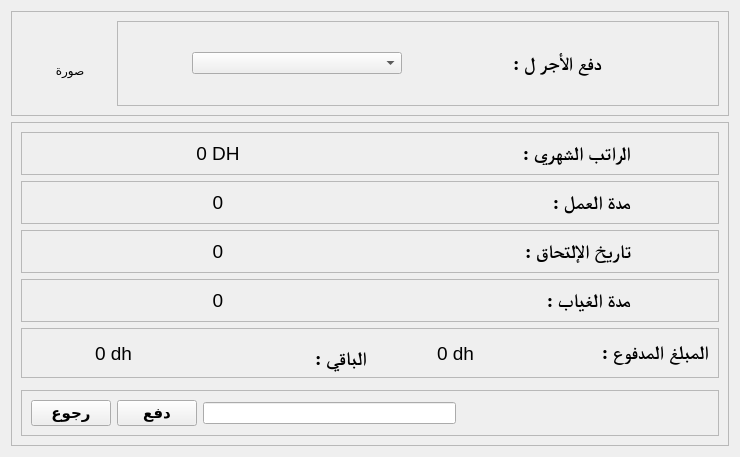
This is ui/pay.ui in YassineBaghdadi/Employees-manager as Qt 5 draws it before an edit. The edited form follows.
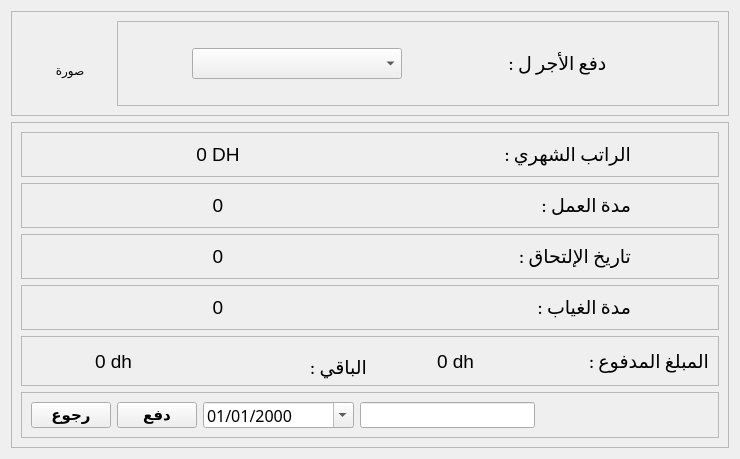
This is the edited form.

Patch:
```diff
--- a/ui/pay.ui
+++ b/ui/pay.ui
@@ -91,12 +91,27 @@
           <layout class="QHBoxLayout" name="horizontalLayout_2">
            <item>
             <widget class="QComboBox" name="omal_combo">
+             <property name="minimumSize">
+              <size>
+               <width>0</width>
+               <height>26</height>
+              </size>
+             </property>
              <property name="maximumSize">
               <size>
                <width>210</width>
                <height>16777215</height>
               </size>
              </property>
+             <property name="font">
+              <font>
+               <family>Arial Unicode MS</family>
+               <pointsize>12</pointsize>
+              </font>
+             </property>
+             <property name="maxVisibleItems">
+              <number>5</number>
+             </property>
             </widget>
            </item>
            <item>
@@ -109,10 +124,10 @@
              </property>
              <property name="font">
               <font>
-               <family>FreeSerif</family>
+               <family>Calibri</family>
                <pointsize>14</pointsize>
-               <weight>75</weight>
-               <bold>true</bold>
+               <weight>50</weight>
+               <bold>false</bold>
               </font>
              </property>
              <property name="text">
@@ -189,10 +204,10 @@
                </property>
                <property name="font">
                 <font>
-                 <family>FreeSerif</family>
+                 <family>Calibri</family>
                  <pointsize>14</pointsize>
-                 <weight>75</weight>
-                 <bold>true</bold>
+                 <weight>50</weight>
+                 <bold>false</bold>
                 </font>
                </property>
                <property name="text">
@@ -255,10 +270,10 @@
                </property>
                <property name="font">
                 <font>
-                 <family>FreeSerif</family>
+                 <family>Calibri</family>
                  <pointsize>14</pointsize>
-                 <weight>75</weight>
-                 <bold>true</bold>
+                 <weight>50</weight>
+                 <bold>false</bold>
                 </font>
                </property>
                <property name="text">
@@ -321,10 +336,10 @@
                </property>
                <property name="font">
                 <font>
-                 <family>FreeSerif</family>
+                 <family>Calibri</family>
                  <pointsize>14</pointsize>
-                 <weight>75</weight>
-                 <bold>true</bold>
+                 <weight>50</weight>
+                 <bold>false</bold>
                 </font>
                </property>
                <property name="text">
@@ -387,10 +402,10 @@
                </property>
                <property name="font">
                 <font>
-                 <family>FreeSerif</family>
+                 <family>Calibri</family>
                  <pointsize>14</pointsize>
-                 <weight>75</weight>
-                 <bold>true</bold>
+                 <weight>50</weight>
+                 <bold>false</bold>
                 </font>
                </property>
                <property name="text">
@@ -459,10 +474,10 @@
                </property>
                <property name="font">
                 <font>
-                 <family>FreeSerif</family>
+                 <family>Calibri</family>
                  <pointsize>14</pointsize>
-                 <weight>75</weight>
-                 <bold>true</bold>
+                 <weight>50</weight>
+                 <bold>false</bold>
                 </font>
                </property>
                <property name="text">
@@ -507,10 +522,10 @@
                </property>
                <property name="font">
                 <font>
-                 <family>FreeSerif</family>
+                 <family>Calibri</family>
                  <pointsize>14</pointsize>
-                 <weight>75</weight>
-                 <bold>true</bold>
+                 <weight>50</weight>
+                 <bold>false</bold>
                 </font>
                </property>
                <property name="text">
@@ -584,14 +599,54 @@
              </property>
             </widget>
            </item>
+           <item>
+            <widget class="QDateEdit" name="pay_date">
+             <property name="minimumSize">
+              <size>
+               <width>151</width>
+               <height>26</height>
+              </size>
+             </property>
+             <property name="maximumSize">
+              <size>
+               <width>151</width>
+               <height>16777215</height>
+              </size>
+             </property>
+             <property name="font">
+              <font>
+               <family>Arial Unicode MS</family>
+               <pointsize>12</pointsize>
+              </font>
+             </property>
+             <property name="displayFormat">
+              <string>dd/MM/yyyy</string>
+             </property>
+             <property name="calendarPopup">
+              <bool>true</bool>
+             </property>
+            </widget>
+           </item>
            <item>
             <widget class="QLineEdit" name="to_pay">
+             <property name="minimumSize">
+              <size>
+               <width>0</width>
+               <height>26</height>
+              </size>
+             </property>
              <property name="maximumSize">
               <size>
                <width>254</width>
                <height>16777215</height>
               </size>
              </property>
+             <property name="font">
+              <font>
+               <family>Arial Unicode MS</family>
+               <pointsize>12</pointsize>
+              </font>
+             </property>
              <property name="alignment">
               <set>Qt::AlignCenter</set>
              </property>
```
